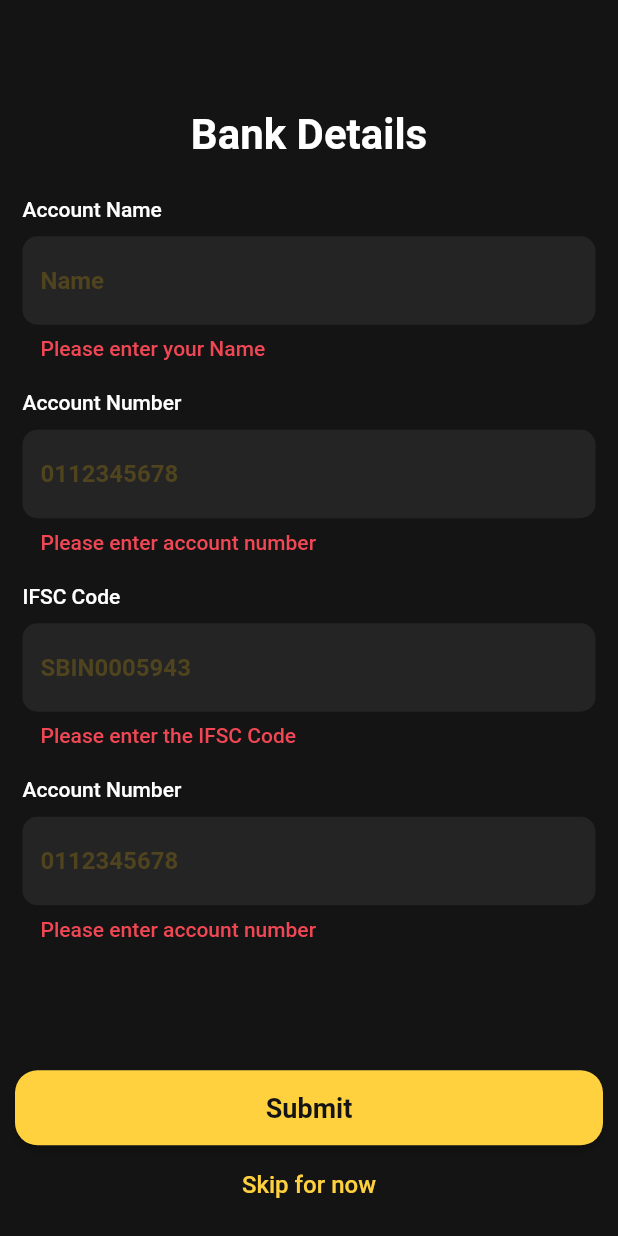
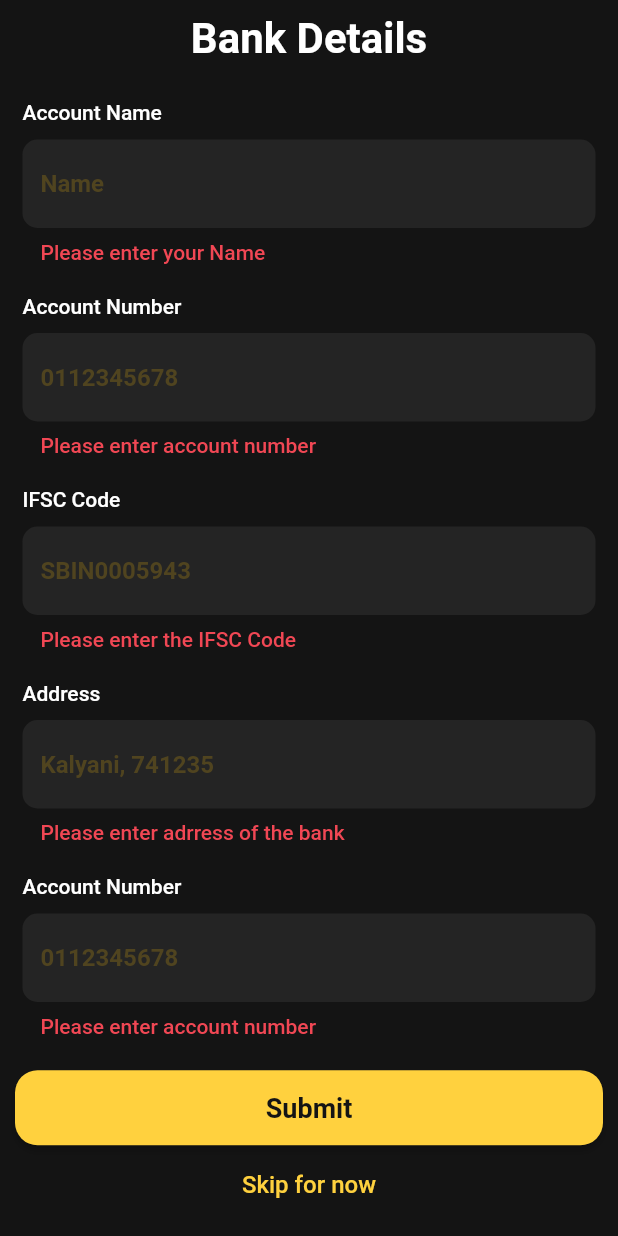
Before and after one commit to Satendra9984/Kanak_Marketplace_App, a Flutter app: the UserBankDetailsPage screen opened directly, after a tap on "Submit", on a phone screen of 412 x 824 dp. Run offline on Flutter 3.47's test engine with Material 2 defaults, Android fonts, the phone set to English and light mode, and no system bars; our stand-ins replace dotted_border, equatable, fl_chart, flutter_bloc, flutter_riverpod, font_awesome_flutter and 2 more; missing offline and left inert: amplify_api, amplify_auth_cognito, amplify_core, amplify_flutter, amplify_storage_s3, custom_timer and 1 more; accounts and stored records are empty.

Commit message:
subhadeep changes

```diff
--- a/lib/providers/timer_provider.dart
+++ b/lib/providers/timer_provider.dart
@@ -22,4 +22,5 @@ class BuyTimer extends StateNotifier<Timer> {
 }
 
 final timerProvider =
-    StateNotifierProvider<BuyTimer, Timer>((ref) => BuyTimer());
+  StateNotifierProvider<BuyTimer, Timer>((ref) => BuyTimer()
+);
--- a/lib/screens/registration/view/user_bank_details.dart
+++ b/lib/screens/registration/view/user_bank_details.dart
@@ -1,26 +1,29 @@
 import 'package:amplify_auth_cognito/amplify_auth_cognito.dart';
 import 'package:amplify_flutter/amplify_flutter.dart';
 import 'package:flutter/material.dart';
-import 'package:tasvat/screens/login/view/pages/login_page.dart';
-import 'package:tasvat/screens/login/view/pages/otp_screen.dart';
+import 'package:flutter_riverpod/flutter_riverpod.dart';
+import 'package:tasvat/models/ModelProvider.dart';
+import 'package:tasvat/providers/user_provider.dart';
 import 'package:tasvat/screens/registration/view/user_kyc_page.dart';
+import 'package:tasvat/services/gold_services.dart';
 
 import '../../../utils/app_constants.dart';
 import '../../../utils/ui_functions.dart';
 
-class UserBankDetailsPage extends StatefulWidget {
+class UserBankDetailsPage extends ConsumerStatefulWidget {
   const UserBankDetailsPage({super.key});
 
   @override
-  State<UserBankDetailsPage> createState() => _UserBankDetailsPageState();
+  ConsumerState<UserBankDetailsPage> createState() => _UserBankDetailsPageState();
 }
 
-class _UserBankDetailsPageState extends State<UserBankDetailsPage> {
+class _UserBankDetailsPageState extends ConsumerState<UserBankDetailsPage> {
   final GlobalKey<FormState> _formKey = GlobalKey<FormState>();
   // bool _showPassword = false;
   final TextEditingController _accountNameCtrl = TextEditingController();
   final TextEditingController _accountNumberCtrl = TextEditingController();
   final TextEditingController _ifscCodeCtrl = TextEditingController();
+  final TextEditingController _addrCtrl = TextEditingController();
 
   @override
   Widget build(BuildContext context) {
@@ -138,8 +141,6 @@ class _UserBankDetailsPageState extends State<UserBankDetailsPage> {
                   ),
                 ),
                 const SizedBox(height: 10),
-
-
                 /// ifsc code
                 Text(
                   'IFSC Code',
@@ -184,7 +185,45 @@ class _UserBankDetailsPageState extends State<UserBankDetailsPage> {
                   ),
                 ),
                 const SizedBox(height: 10),
-
+                /// ifsc code
+                Text(
+                  'Address',
+                  style: TextStyle(
+                    color: text500,
+                    fontSize: body2,
+                    fontWeight: FontWeight.w500,
+                  ),
+                ),
+                Container(
+                  margin:
+                      const EdgeInsets.symmetric(vertical: 5, horizontal: 0),
+                  padding:
+                      const EdgeInsets.symmetric(horizontal: 0, vertical: 5),
+                  decoration: BoxDecoration(
+                    borderRadius: BorderRadius.circular(10),
+                    // color: text150,
+                  ),
+                  child: TextFormField(
+                    autovalidateMode: AutovalidateMode.onUserInteraction,
+                    keyboardType: TextInputType.number,
+                    controller: _addrCtrl,
+                    validator: (value) {
+                      if (value == null || value.isEmpty) {
+                        return 'Please enter adrress of the bank';
+                      } else if (value.length < 4) {
+                        return 'Invalid Address';
+                      }
+                      return null;
+                    },
+                    style: TextStyle(
+                      fontSize: 16,
+                      fontWeight: FontWeight.w500,
+                      color: accent2,
+                    ),
+                    decoration: getInputDecoration('Kalyani, 741235'),
+                  ),
+                ),
+                const SizedBox(height: 10),
                 Text(
                   'Account Number',
                   style: TextStyle(
@@ -244,7 +283,10 @@ class _UserBankDetailsPageState extends State<UserBankDetailsPage> {
             child: ElevatedButton(
               onPressed: () async {
                 if (_formKey.currentState!.validate()) {
-                  await submitUserBankDetails();
+                  final user = ref.read(userProvider);
+                  await submitUserBankDetails(
+                    user!
+                  );
                 }
               },
               style: ElevatedButton.styleFrom(
@@ -291,7 +333,11 @@ class _UserBankDetailsPageState extends State<UserBankDetailsPage> {
     );
   }
 
-  Future<void> submitUserBankDetails() async {
-    // TODO: SUBMIT USER ADDRESS DETAILS
+  Future<void> submitUserBankDetails(User user) async {
+    await GoldServices.addGoldUserAddress(
+      user: user,
+      name: 'primary',
+      address: _addrCtrl.text,
+      pincode: _, state: state, city: city)
   }
 }
```
Also changed, not shown: lib/main.dart (+6 -3 lines), lib/screens/registration/view/user_kyc_page.dart (+9 -0 lines), lib/screens/sell/bloc/sell_bloc.dart (added, +24 -0 lines), lib/screens/sell/bloc/sell_event.dart (added, +42 -0 lines), lib/screens/sell/bloc/sell_state.dart (added, +21 -0 lines), lib/services/datastore_services.dart (+30 -0 lines), lib/services/gold_services.dart (+55 -0 lines), lib/services/rest_services.dart (+26 -8 lines), lib/widgets/image_upload_widget.dart (+18 -4 lines).
